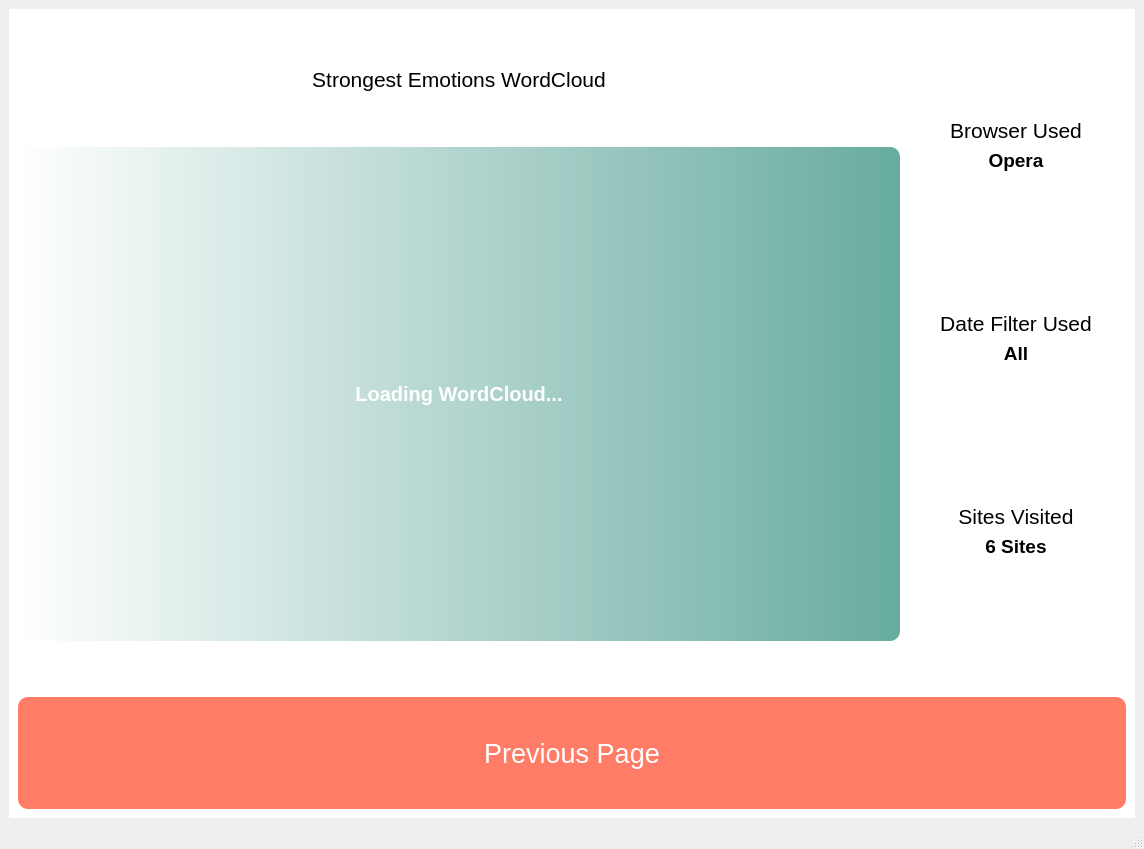
gerardpslowey/eMot, file src/pyqt/uiFiles/metrics.ui: the form before one commit.
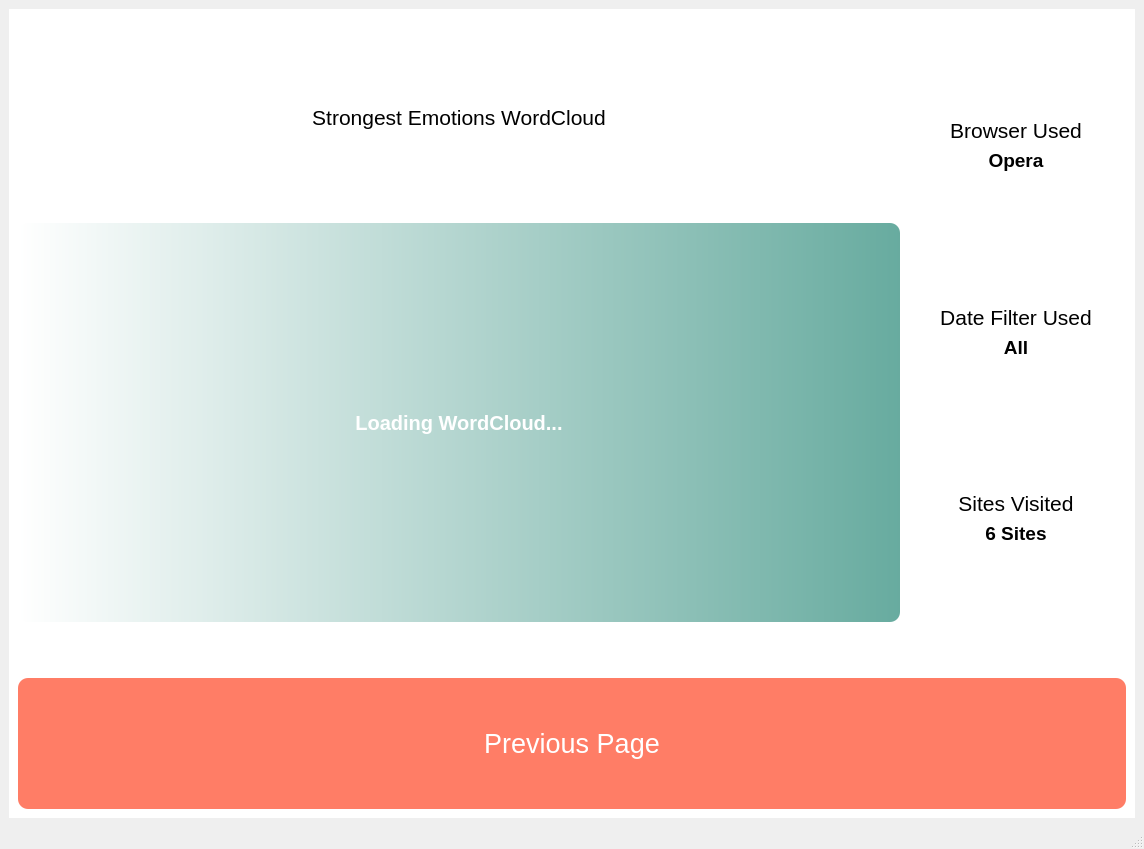
The form after the commit. Icons and pictures are not drawn. Custom widgets are drawn as their Qt base class.

Diff of the .ui file:
```diff
--- a/src/pyqt/uiFiles/metrics.ui
+++ b/src/pyqt/uiFiles/metrics.ui
@@ -136,11 +136,11 @@
       <widget class="QWidget" name="wordCloudPage">
        <layout class="QVBoxLayout" name="verticalLayout_4">
         <item>
-         <layout class="QVBoxLayout" name="verticalLayout_3" stretch="6,1">
+         <layout class="QVBoxLayout" name="verticalLayout_3" stretch="5,1">
           <item>
            <layout class="QHBoxLayout" name="cloudTextLayout" stretch="4,1">
             <item>
-             <layout class="QVBoxLayout" name="cloudLayout" stretch="1,4">
+             <layout class="QVBoxLayout" name="cloudLayout" stretch="2,4">
               <property name="bottomMargin">
                <number>50</number>
               </property>
```
